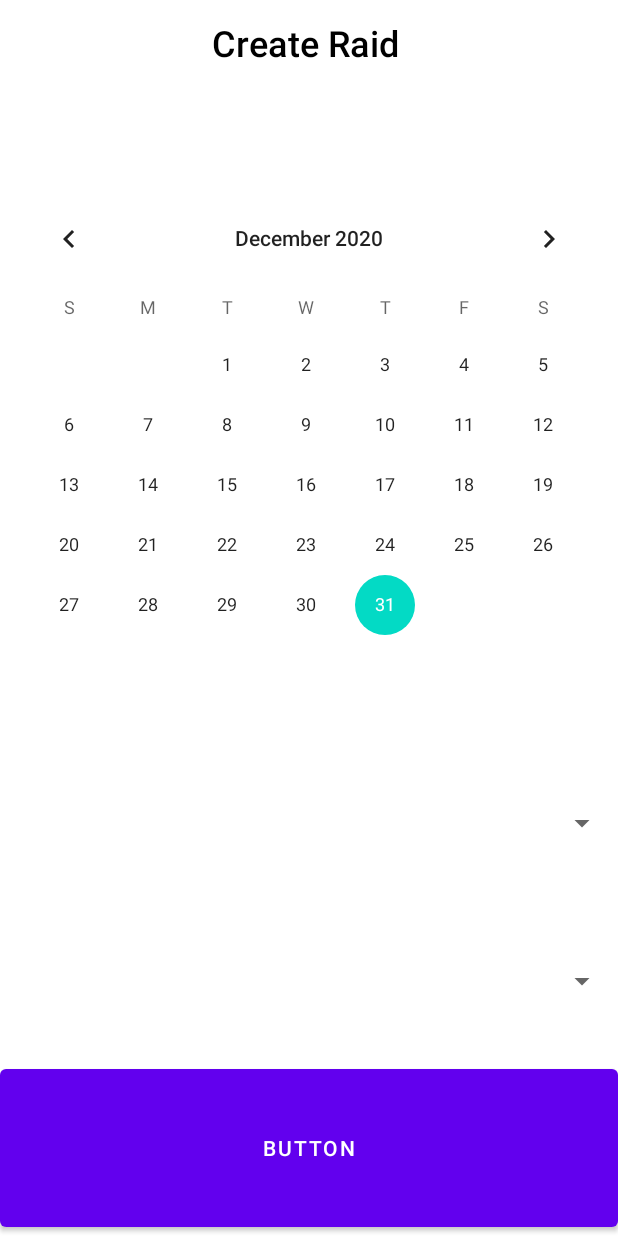
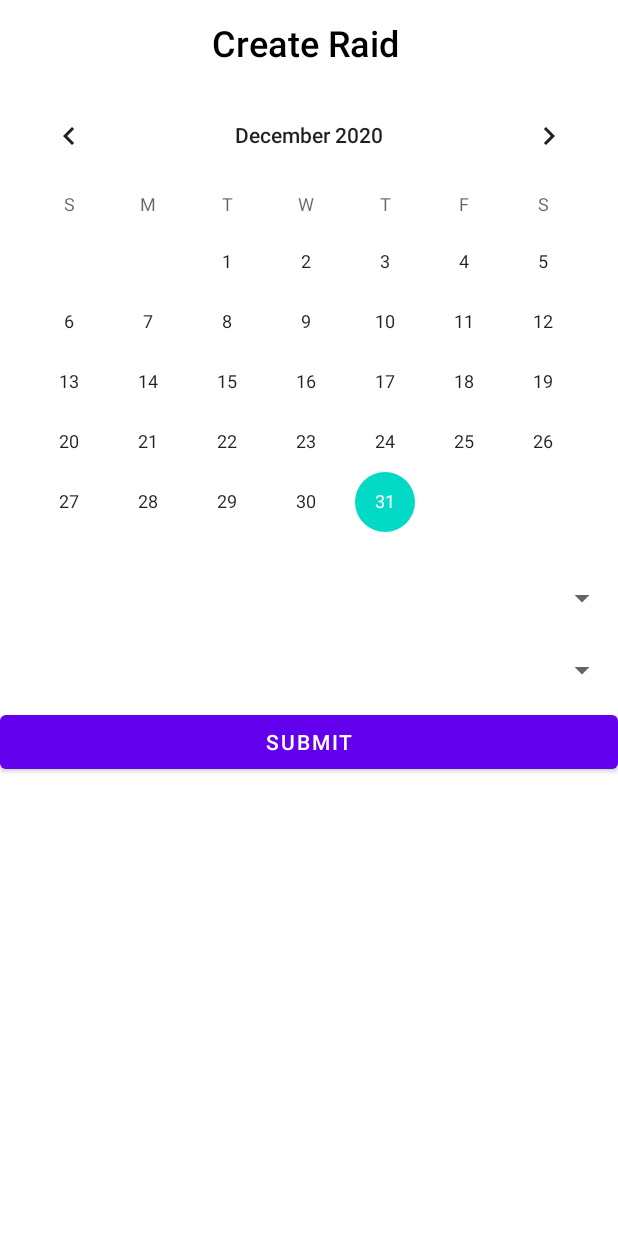
Before and after one commit to AindriuBrennan/GuildAppManager, an Android app: the layout fragment_create_raid_popup.xml on its own in the app's theme, with its tools: preview values and no code run, on a phone screen of 412 x 824 dp. Run offline under Robolectric (Android 15) with nearby library versions, the phone set to English and light mode, and no system bars.

Commit message:
Create layouts for creating raids and assigning loot to players

```diff
--- a/app/src/main/res/layout/fragment_create_raid_popup.xml
+++ b/app/src/main/res/layout/fragment_create_raid_popup.xml
@@ -1,14 +1,13 @@
 <?xml version="1.0" encoding="utf-8"?>
-<LinearLayout
-    xmlns:android="http://schemas.android.com/apk/res/android"
+<LinearLayout xmlns:android="http://schemas.android.com/apk/res/android"
     android:layout_width="match_parent"
-    android:layout_height="match_parent"
+    android:layout_height="wrap_content"
     android:layout_weight="0"
     android:orientation="vertical">
 
     <TextView
         android:layout_width="383dp"
-        android:layout_height="20dp"
+        android:layout_height="wrap_content"
         android:layout_margin="12dp"
         android:layout_weight="0.5"
         android:fontFamily="sans-serif-medium"
@@ -20,26 +19,26 @@
     <CalendarView
         android:id="@+id/calendarView"
         android:layout_width="match_parent"
-        android:layout_height="289dp"
+        android:layout_height="318dp"
         android:layout_weight="0.5" />
 
     <Spinner
         android:id="@+id/select_character"
         android:layout_width="match_parent"
-        android:layout_height="wrap_content"
+        android:layout_height="48dp"
         android:layout_weight="0.5" />
 
     <Spinner
         android:id="@+id/select_item"
         android:layout_width="match_parent"
-        android:layout_height="wrap_content"
+        android:layout_height="48dp"
         android:layout_weight="0.5" />
 
     <Button
         android:id="@+id/create_item_record"
         android:layout_width="match_parent"
-        android:layout_height="35dp"
+        android:layout_height="wrap_content"
         android:layout_weight="0.5"
-        android:text="Button" />
+        android:text="Submit" />
 
 </LinearLayout>
```
Also changed, not shown: app/src/main/java/org/wit/guildmanagerapp/activities/CreateRaidPopupFragment.kt (+34 -0 lines).
